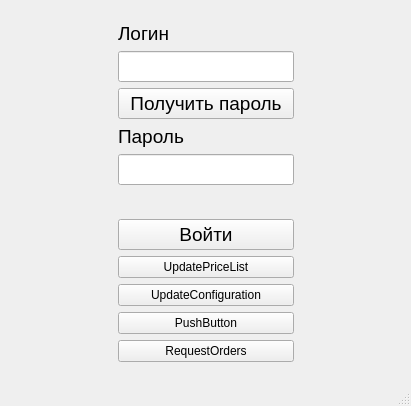
Old version of the form Yandex/mainwindow.ui in the repository Arankir/Yandex.
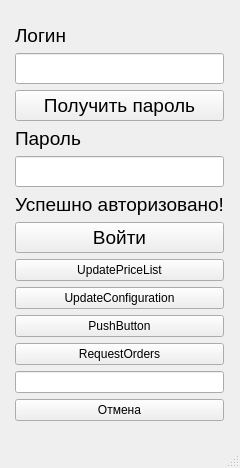
New version of the form.

The edit to the form file:
```diff
--- a/Yandex/mainwindow.ui
+++ b/Yandex/mainwindow.ui
@@ -6,8 +6,8 @@
    <rect>
     <x>0</x>
     <y>0</y>
-    <width>411</width>
-    <height>406</height>
+    <width>240</width>
+    <height>468</height>
    </rect>
   </property>
   <property name="windowTitle">
@@ -22,6 +22,9 @@
       </property>
      </widget>
     </item>
+    <item row="10" column="1">
+     <widget class="QLineEdit" name="lineEdit"/>
+    </item>
     <item row="5" column="1">
      <widget class="QPushButton" name="ButtonEnter">
       <property name="font">
@@ -104,7 +107,7 @@
       </item>
      </layout>
     </item>
-    <item row="10" column="1">
+    <item row="12" column="1">
      <spacer name="verticalSpacer_2">
       <property name="orientation">
        <enum>Qt::Vertical</enum>
@@ -203,7 +206,14 @@
        </font>
       </property>
       <property name="text">
-       <string/>
+       <string>Успешно авторизовано!</string>
+      </property>
+     </widget>
+    </item>
+    <item row="11" column="1">
+     <widget class="QPushButton" name="pushButton_5">
+      <property name="text">
+       <string>Отмена</string>
       </property>
      </widget>
     </item>
```
Left out of the diff: 2 changed lines with no effect on the pictures.
